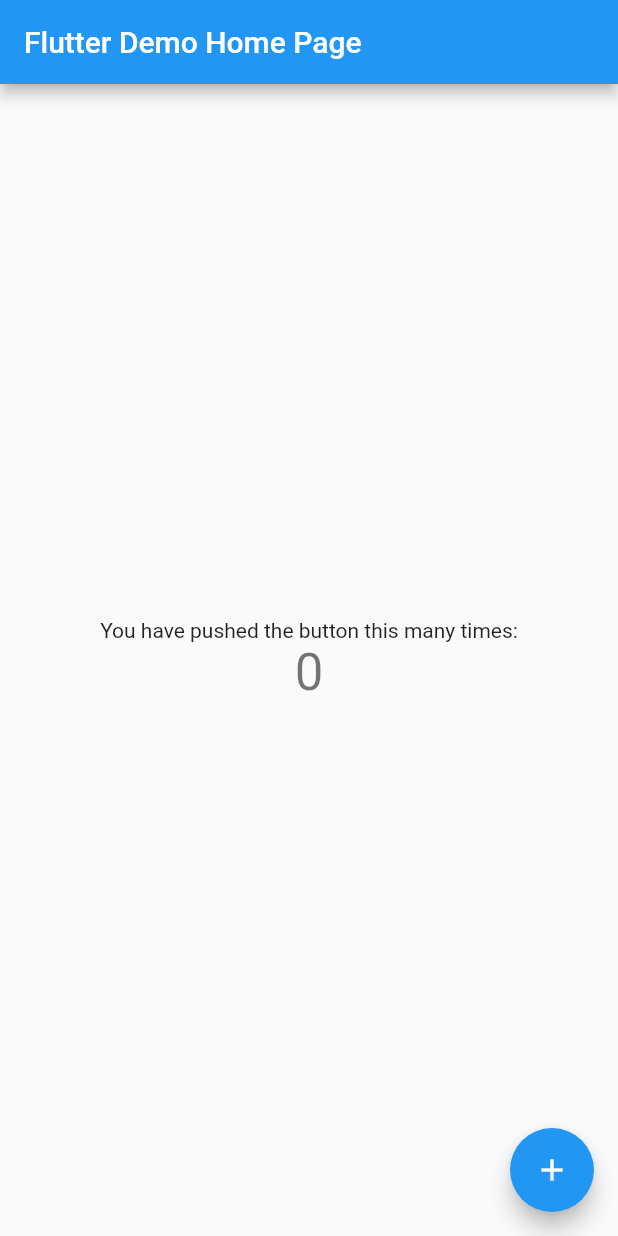
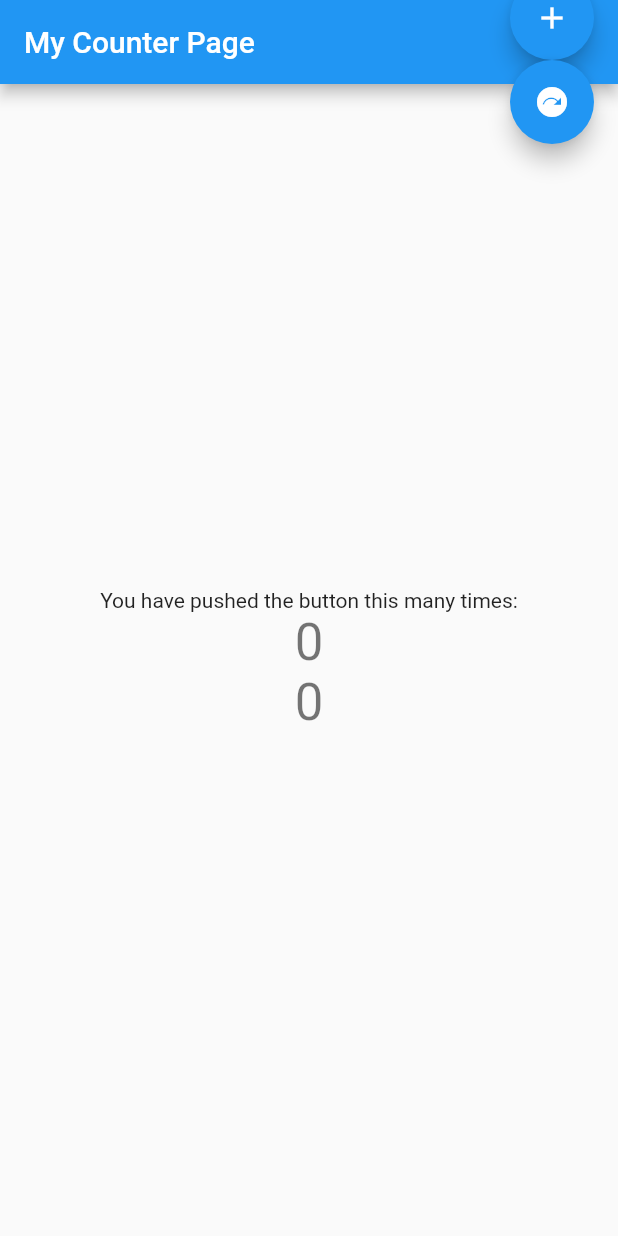
Before and after one commit to bomb0069/simple_counter_with_get_x, a Flutter app: the screen it shows after launch, on a phone screen of 412 x 824 dp. Run offline on Flutter 3.47's test engine with Material 2 defaults, Android fonts, the phone set to English and light mode, and no system bars; our stand-ins replace get.

Commit message:
[Added]: Counte and Result Page with GetX

```diff
--- /dev/null
+++ b/lib/counter_controller.dart
@@ -0,0 +1,10 @@
+import 'package:get/get.dart';
+
+class CounterController extends GetxController {
+  var counter = 0.obs;
+
+  void increment() {
+    counter++;
+    print('counter : $counter');
+  }
+}
--- a/lib/main.dart
+++ b/lib/main.dart
@@ -1,4 +1,6 @@
 import 'package:flutter/material.dart';
+import 'package:get/get.dart';
+import 'package:simple_counter_with_get_x/counter_controller.dart';
 
 void main() {
   runApp(const MyApp());
@@ -10,7 +12,7 @@ class MyApp extends StatelessWidget {
   // This widget is the root of your application.
   @override
   Widget build(BuildContext context) {
-    return MaterialApp(
+    return GetMaterialApp(
       title: 'Flutter Demo',
       theme: ThemeData(
         // This is the theme of your application.
@@ -24,7 +26,81 @@ class MyApp extends StatelessWidget {
         // is not restarted.
         primarySwatch: Colors.blue,
       ),
-      home: const MyHomePage(title: 'Flutter Demo Home Page'),
+      home: const MyCounterPage(),
+    );
+  }
+}
+
+class MyCounterPage extends StatelessWidget {
+  const MyCounterPage({Key? key}) : super(key: key);
+
+  @override
+  Widget build(BuildContext context) {
+    CounterController controller = Get.put(CounterController());
+    return Scaffold(
+      appBar: AppBar(
+        title: const Text('My Counter Page'),
+      ),
+      body: Center(
+        child: Column(
+          mainAxisAlignment: MainAxisAlignment.center,
+          children: <Widget>[
+            const Text(
+              'You have pushed the button this many times:',
+            ),
+            Obx(() => Text(
+                  '${controller.counter}',
+                  style: Theme.of(context).textTheme.headline4,
+                )),
+            Obx(() => Text(
+                  '${controller.counter}',
+                  style: Theme.of(context).textTheme.headline4,
+                )),
+          ],
+        ),
+      ),
+      floatingActionButton: Column(
+        children: [
+          FloatingActionButton(
+            onPressed: () => controller.increment(),
+            tooltip: 'Increment',
+            child: const Icon(Icons.add),
+          ),
+          FloatingActionButton(
+            onPressed: () => Get.off(const ResultPage()),
+            tooltip: 'Next',
+            child: const Icon(Icons.next_plan),
+          ),
+        ],
+      ), // This trailing comma makes auto-formatting nicer for build methods.
+    );
+  }
+}
+
+class ResultPage extends StatelessWidget {
+  const ResultPage({Key? key}) : super(key: key);
+
+  @override
+  Widget build(BuildContext context) {
+    CounterController controller = Get.find();
+    return Scaffold(
+      appBar: AppBar(
+        title: const Text('My Result Page'),
+      ),
+      body: Center(
+        child: Column(
+          mainAxisAlignment: MainAxisAlignment.center,
+          children: <Widget>[
+            const Text(
+              'You have pushed the button this many times:',
+            ),
+            Obx(() => Text(
+                  '${controller.counter}',
+                  style: Theme.of(context).textTheme.headlineLarge,
+                )),
+          ],
+        ),
+      ),
     );
   }
 }
--- a/pubspec.yaml
+++ b/pubspec.yaml
@@ -29,7 +29,7 @@ environment:
 dependencies:
   flutter:
     sdk: flutter
-
+  get:
 
   # The following adds the Cupertino Icons font to your application.
   # Use with the CupertinoIcons class for iOS style icons.
```
Also changed, not shown: pubspec.lock.
